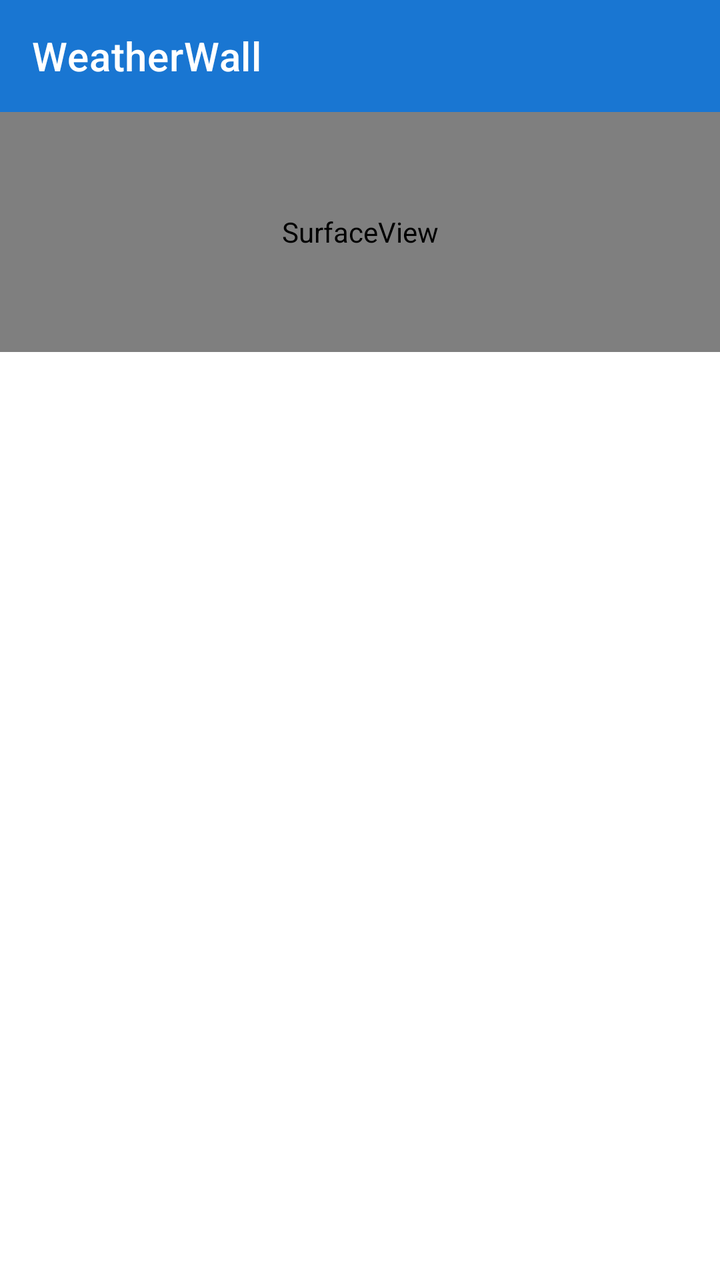
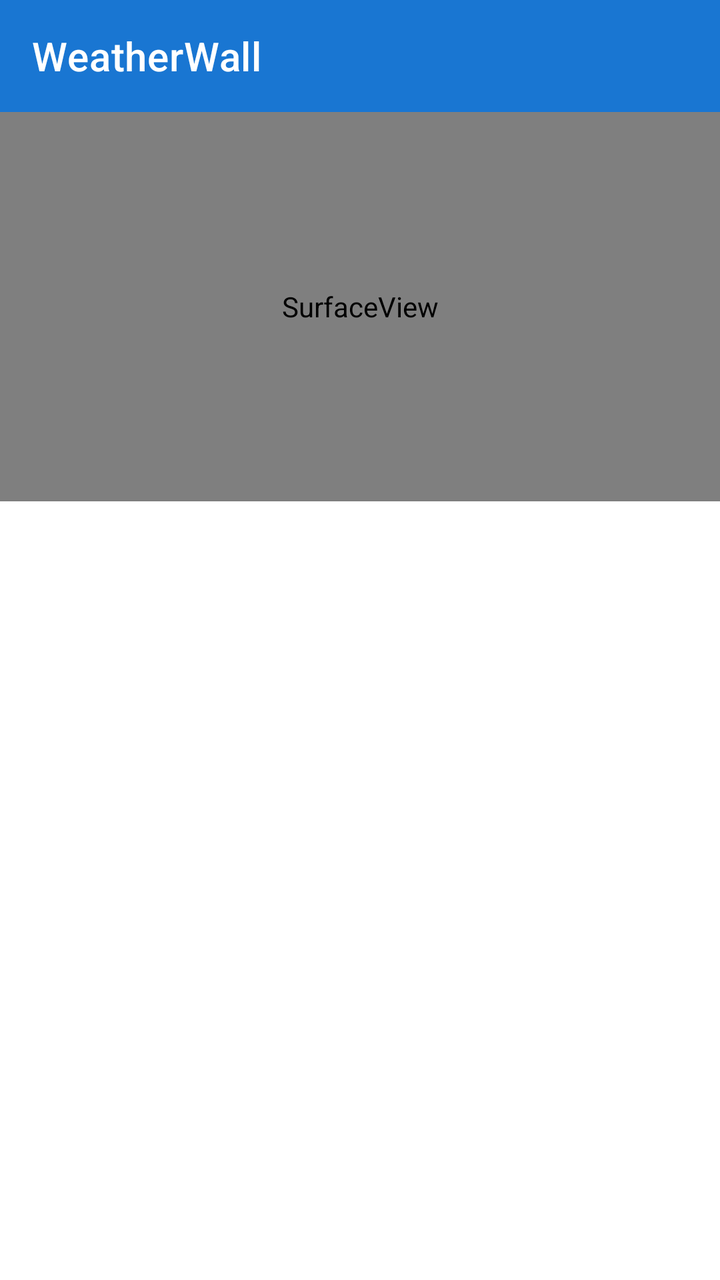

Before-and-after screenshots of an Android layout around one commit, followed by the original layout XML and the change that was made.
<!-- AndroidManifest.xml: activity theme Theme.WeatherWall -->
<!-- res/layout/activity_main.xml -->
<?xml version="1.0" encoding="utf-8"?>
<LinearLayout xmlns:android="http://schemas.android.com/apk/res/android"
    xmlns:app="http://schemas.android.com/apk/res-auto"
    android:layout_width="match_parent"
    android:layout_height="match_parent"
    android:orientation="vertical">

    <com.google.android.material.appbar.MaterialToolbar
        android:id="@+id/toolbar"
        android:layout_width="match_parent"
        android:layout_height="?attr/actionBarSize"
        android:background="?attr/colorPrimary"
        app:title="@string/app_name"
        app:titleTextColor="@android:color/white" />

    
    <SurfaceView
        android:id="@+id/preview_surface"
        android:layout_width="match_parent"
        android:layout_height="120dp" />

    <FrameLayout
        android:id="@+id/settings_container"
        android:layout_width="match_parent"
        android:layout_height="0dp"
        android:layout_weight="1" />

</LinearLayout>
<!-- resources referenced by this layout -->
<resources>
  <string name="app_name">WeatherWall</string>
  <style name="Theme.WeatherWall" parent="Theme.MaterialComponents.DayNight.NoActionBar">
          <item name="colorPrimary">#1976D2</item>
          <item name="colorPrimaryDark">#1565C0</item>
          <item name="colorPrimaryVariant">#1565C0</item>
          <item name="colorOnPrimary">#FFFFFF</item>
          <item name="colorSecondary">#4fc3f7</item>
          <item name="colorSecondaryVariant">#03A9F4</item>
          <item name="colorOnSecondary">#000000</item>
          <item name="android:statusBarColor">?attr/colorPrimaryDark</item>
      </style>
</resources>

<!-- the commit's change to res/layout/activity_main.xml (unified diff, before → after) -->
@@ -17,7 +17,8 @@
     <SurfaceView
         android:id="@+id/preview_surface"
         android:layout_width="match_parent"
-        android:layout_height="120dp" />
+        android:layout_height="0dp"
+        android:layout_weight="0.5" />
 
     <FrameLayout
         android:id="@+id/settings_container"
